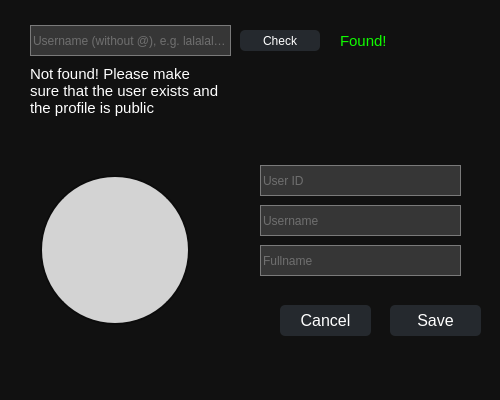
Above: src/dialogs/profilechecker.ui from rhewrani/Instagram-Socials-Downloader before the change. Below: the same form after it.
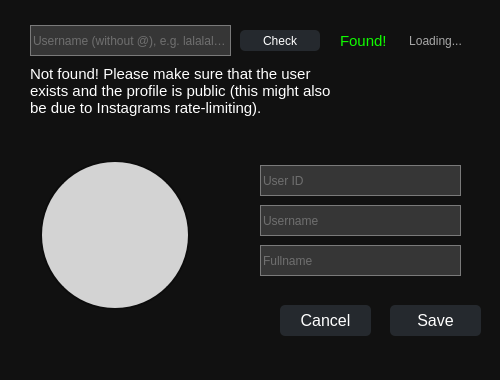
That is the form after the change. Icons and pictures are not drawn.

Commit message: refined profile system and final adaptions to generic use

Patch:
```diff
--- a/src/dialogs/profilechecker.ui
+++ b/src/dialogs/profilechecker.ui
@@ -7,13 +7,13 @@
     <x>0</x>
     <y>0</y>
     <width>500</width>
-    <height>400</height>
+    <height>380</height>
    </rect>
   </property>
   <property name="minimumSize">
    <size>
     <width>500</width>
-    <height>400</height>
+    <height>380</height>
    </size>
   </property>
   <property name="maximumSize">
@@ -62,7 +62,7 @@
      <x>0</x>
      <y>0</y>
      <width>500</width>
-     <height>350</height>
+     <height>380</height>
     </rect>
    </property>
    <property name="maximumSize">
@@ -116,7 +116,7 @@
      <rect>
       <x>30</x>
       <y>55</y>
-      <width>191</width>
+      <width>301</width>
       <height>71</height>
      </rect>
     </property>
@@ -126,7 +126,7 @@
      </font>
     </property>
     <property name="text">
-     <string>Not found! Please make sure that the user exists and the profile is public</string>
+     <string>Not found! Please make sure that the user exists and the profile is public (this might also be due to Instagrams rate-limiting).</string>
     </property>
     <property name="wordWrap">
      <bool>true</bool>
@@ -240,7 +240,7 @@
     <property name="geometry">
      <rect>
       <x>40</x>
-      <y>175</y>
+      <y>160</y>
       <width>150</width>
       <height>150</height>
      </rect>
@@ -285,6 +285,25 @@
      <string>Found!</string>
     </property>
    </widget>
+   <widget class="QLabel" name="LBL_LOAD">
+    <property name="geometry">
+     <rect>
+      <x>370</x>
+      <y>20</y>
+      <width>131</width>
+      <height>41</height>
+     </rect>
+    </property>
+    <property name="styleSheet">
+     <string notr="true">color: #a8a8a8;</string>
+    </property>
+    <property name="text">
+     <string>Loading...</string>
+    </property>
+    <property name="alignment">
+     <set>Qt::AlignmentFlag::AlignCenter</set>
+    </property>
+   </widget>
   </widget>
  </widget>
  <resources/>
```
The commit also changes 22 other files.
